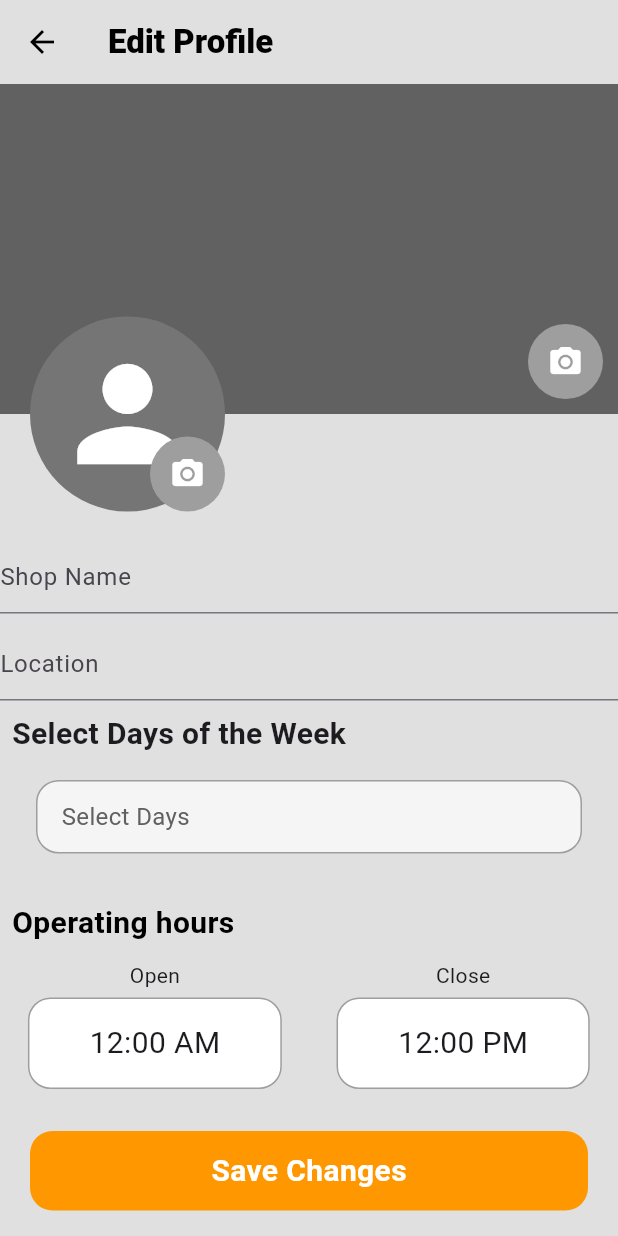
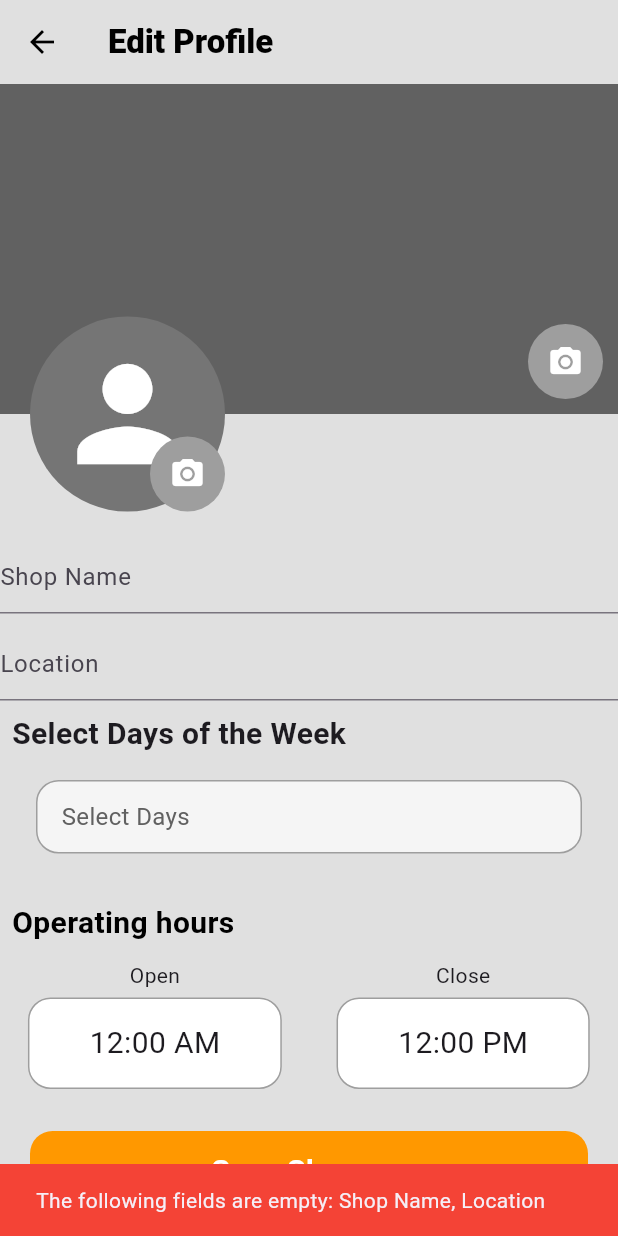
Before and after one commit to TechPyllars2024/AutoCareAutomotive, a Flutter app: the AutomotiveEditProfile screen opened directly, after a tap on "Save Changes", on a phone screen of 412 x 824 dp. Run offline on Flutter 3.47's test engine with Material 3 defaults, Android fonts, the phone set to English and light mode, and no system bars; our stand-ins replace cloud_firestore, curved_navigation_bar, file_picker, firebase_auth, firebase_core, firebase_storage and 5 more; missing offline and left inert: flutter_pannable_rating_bar; accounts and stored records are empty; network calls fail.

Commit message:
Fixed updating conditions for saving profile

```diff
--- a/lib/ProfileManagement/screens/automotive_edit_profile.dart
+++ b/lib/ProfileManagement/screens/automotive_edit_profile.dart
@@ -105,10 +105,6 @@ class _AutomotiveEditProfileState extends State<AutomotiveEditProfile> {
     }
   }
 
-  // Future<void> _updateUserProfile(AutomotiveProfileModel profile) async {
-  //   await FirebaseFirestore.instance.collection('automotiveShops_profile').doc(profile.uid).update(profile.toMap());
-  // }
-
   Future<String> _uploadImage(File image, String path) async {
     final ref = FirebaseStorage.instance.ref().child(path);
     await ref.putFile(image);
@@ -116,22 +112,49 @@ class _AutomotiveEditProfileState extends State<AutomotiveEditProfile> {
   }
 
   Future<void> _saveProfile() async {
-    if (_coverImage != null && _profileImage != null && uid != null) {
-      final coverImageUrl = await _uploadImage(_coverImage!, 'coverImages/$uid.jpg');
-      final profileImageUrl = await _uploadImage(_profileImage!, 'profileImages/$uid.jpg');
-      final user = FirebaseAuth.instance.currentUser;
+    final user = FirebaseAuth.instance.currentUser;
 
-      if (user != null) {
-        AutomotiveProfileModel updatedProfile = AutomotiveProfileModel(
-          uid: user.uid,
-          coverImage: coverImageUrl,
-          profileImage: profileImageUrl,
-          shopName: _shopNameController.text,
-          location: _locationController.text,
+    if (user != null && uid != null) {
+      List<String> emptyFields = [];
+
+      if (_shopNameController.text.isEmpty) {
+        emptyFields.add('Shop Name');
+      }
+
+      if (_locationController.text.isEmpty) {
+        emptyFields.add('Location');
+      }
+
+      if (emptyFields.isNotEmpty) {
+        ScaffoldMessenger.of(context).showSnackBar(
+          SnackBar(
+            content: Text('The following fields are empty: ${emptyFields.join(', ')}'),
+            backgroundColor: Colors.red,
+          ),
         );
+        return; // Prevent saving changes if there are empty fields
+      }
 
-        await FirebaseFirestore.instance.collection('automotiveShops_profile').doc(user.uid).set(updatedProfile.toMap());
-        Navigator.pop(context, updatedProfile);
+      Map<String, dynamic> updatedData = {};
+
+      if (_coverImage != null) {
+        final coverImageUrl = await _uploadImage(_coverImage!, 'coverImages/$uid.jpg');
+        updatedData['coverImage'] = coverImageUrl;
+      }
+
+      if (_profileImage != null) {
+        final profileImageUrl = await _uploadImage(_profileImage!, 'profileImages/$uid.jpg');
+        updatedData['profileImage'] = profileImageUrl;
+      }
+
+      updatedData['shopName'] = _shopNameController.text;
+      updatedData['location'] = _locationController.text;
+
+      if (updatedData.isNotEmpty) {
+        await FirebaseFirestore.instance.collection('automotiveShops_profile').doc(user.uid).update(updatedData);
+        Navigator.pop(context, updatedData);
+      } else {
+        print('No data to update');
       }
     } else {
       print('User ID is null or images are not selected');
```
